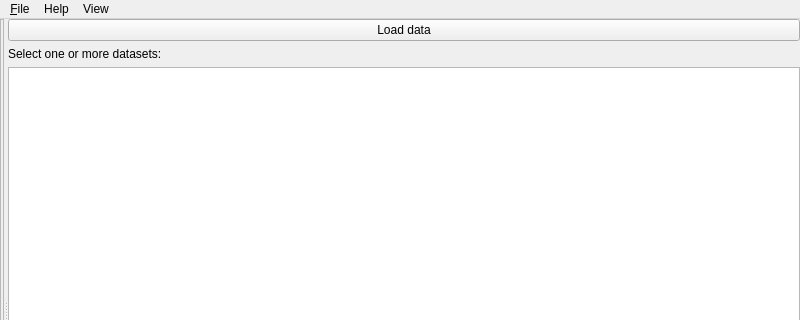
The window that ufit/gui/main.ui (McStasMcXtrace/ufit) describes before a commit, drawn with Qt 5; both pictures show x 0 to 800 and y 0 to 320 of the 800 by 600 pixel window.
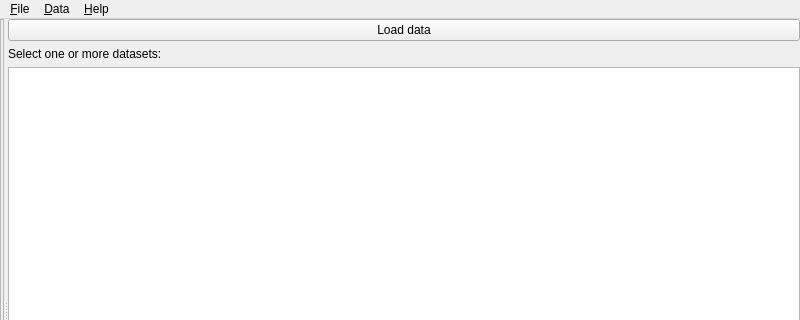
The same window after the commit. Custom widgets are drawn as their Qt base class.

Commit message: gui: add better load/save handling with current filename

```diff
--- a/ufit/gui/main.ui
+++ b/ufit/gui/main.ui
@@ -89,19 +89,19 @@
    </widget>
    <widget class="QMenu" name="menuHelp">
     <property name="title">
-     <string>Help</string>
+     <string>&amp;Help</string>
     </property>
     <addaction name="actionAbout"/>
    </widget>
    <widget class="QMenu" name="menuView">
     <property name="title">
-     <string>View</string>
+     <string>&amp;Data</string>
     </property>
     <addaction name="actionConnectData"/>
    </widget>
    <addaction name="menuFile"/>
-   <addaction name="menuHelp"/>
    <addaction name="menuView"/>
+   <addaction name="menuHelp"/>
   </widget>
   <action name="actionLoad">
    <property name="text">
```
Left out of the diff: 28 changed lines with no effect on the pictures. The commit also changes 1 other file.
